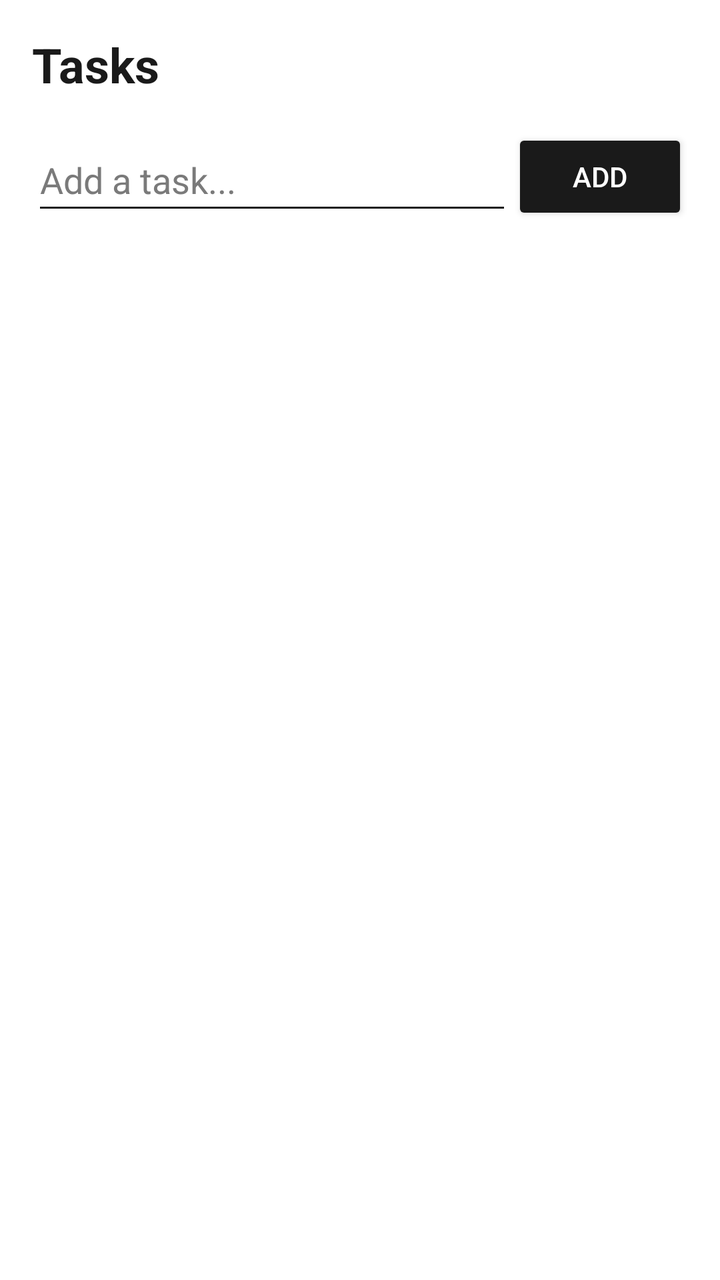
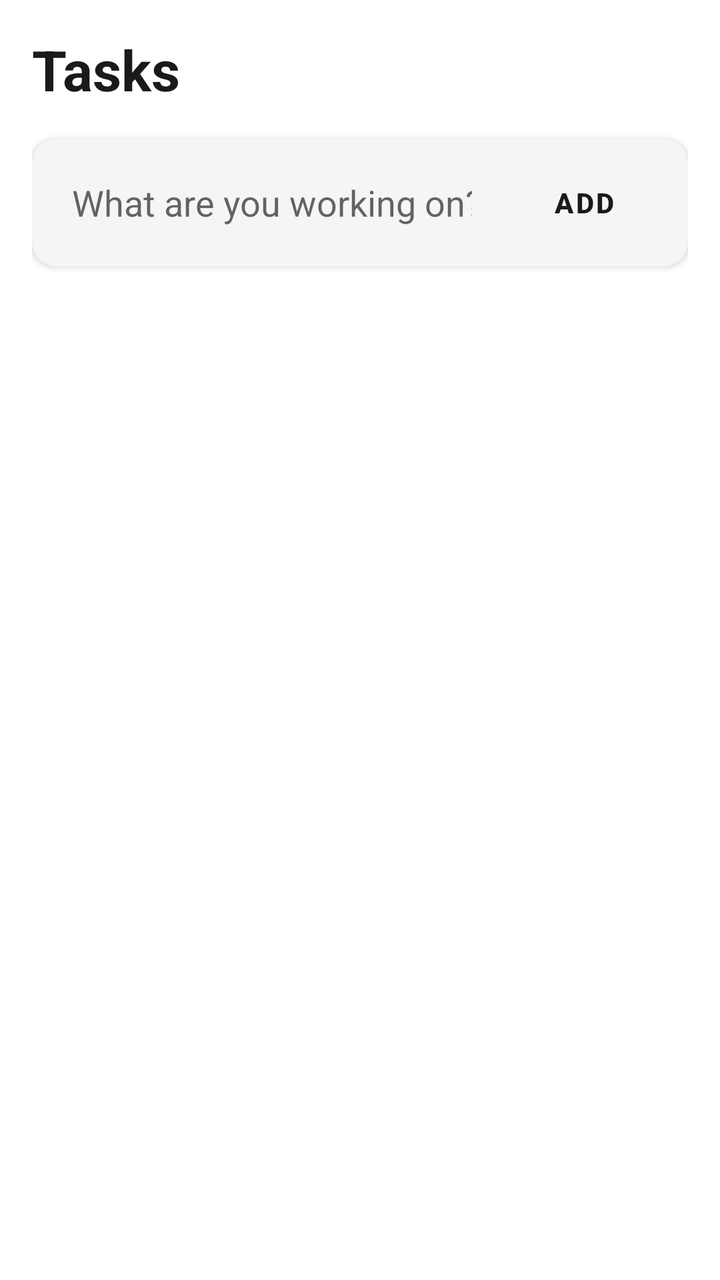

Two renders of the same Android screen: before a commit and after it. Below are the layout's source before the change and the commit's diff.
<!-- AndroidManifest.xml: application theme Theme.Student_Pomodoro -->
<!-- res/layout/fragment_tasks.xml -->
<?xml version="1.0" encoding="utf-8"?>
<androidx.constraintlayout.widget.ConstraintLayout xmlns:android="http://schemas.android.com/apk/res/android"
    xmlns:app="http://schemas.android.com/apk/res-auto"
    android:layout_width="match_parent"
    android:layout_height="match_parent"
    android:background="?android:colorBackground"
    android:padding="16dp">

    <TextView
        android:id="@+id/tasks_title"
        android:layout_width="wrap_content"
        android:layout_height="wrap_content"
        android:text="Tasks"
        android:textColor="?colorPrimary"
        android:textSize="24sp"
        android:textStyle="bold"
        app:layout_constraintStart_toStartOf="parent"
        app:layout_constraintTop_toTopOf="parent" />

    <EditText
        android:id="@+id/input_field"
        android:layout_width="0dp"
        android:layout_height="48dp"
        android:hint="Add a task..."
        android:textColorHint="?colorTertiary"
        android:textColor="?colorPrimary"
        android:backgroundTint="?colorPrimary"
        android:layout_marginTop="16dp"
        android:inputType="text"
        app:layout_constraintEnd_toStartOf="@id/add_button"
        app:layout_constraintStart_toStartOf="parent"
        app:layout_constraintTop_toBottomOf="@id/tasks_title" />

    <Button
        android:id="@+id/add_button"
        android:layout_width="wrap_content"
        android:layout_height="48dp"
        android:text="Add"
        android:textColor="?colorOnPrimary"
        android:backgroundTint="?colorPrimary"
        app:layout_constraintEnd_toEndOf="parent"
        app:layout_constraintTop_toTopOf="@id/input_field"
        app:layout_constraintBottom_toBottomOf="@id/input_field" />

    <ListView
        android:id="@+id/task_list"
        android:layout_width="0dp"
        android:layout_height="0dp"
        android:layout_marginTop="16dp"
        app:layout_constraintBottom_toBottomOf="parent"
        app:layout_constraintEnd_toEndOf="parent"
        app:layout_constraintStart_toStartOf="parent"
        app:layout_constraintTop_toBottomOf="@id/input_field" />

</androidx.constraintlayout.widget.ConstraintLayout>
<!-- resources referenced by this layout -->
<resources>
  <style name="Theme.Student_Pomodoro" parent="Theme.MaterialComponents.DayNight.NoActionBar">
          <item name="colorPrimary">@color/ink_primary</item>
          <item name="colorPrimaryVariant">@color/ink_secondary</item>
          <item name="colorOnPrimary">@color/ink_white</item>
          <item name="colorSecondary">@color/ink_secondary</item>
          <item name="colorSecondaryVariant">@color/ink_tertiary</item>
          <item name="colorOnSecondary">@color/ink_white</item>
          <item name="colorTertiary">@color/ink_tertiary</item>
          <item name="android:colorBackground">@color/ink_background</item>
          <item name="colorSurface">@color/ink_surface</item>
          <item name="android:statusBarColor">@color/ink_background</item>
          <item name="android:windowLightStatusBar">true</item>
          <item name="android:navigationBarColor">@color/ink_background</item>
      </style>
  <color name="ink_primary">#1A1A1A</color>
  <color name="ink_secondary">#4A4A4A</color>
  <color name="ink_white">#FFFFFFFF</color>
  <color name="ink_tertiary">#7A7A7A</color>
  <color name="ink_background">#FFFFFF</color>
  <color name="ink_surface">#f5f5f5</color>
</resources>

<!-- the commit's change to res/layout/fragment_tasks.xml (unified diff, before → after) -->
@@ -11,45 +11,69 @@
         android:layout_width="wrap_content"
         android:layout_height="wrap_content"
         android:text="Tasks"
-        android:textColor="?colorPrimary"
-        android:textSize="24sp"
+        android:textColor="?attr/colorPrimary"
+        android:textSize="28sp"
         android:textStyle="bold"
         app:layout_constraintStart_toStartOf="parent"
         app:layout_constraintTop_toTopOf="parent" />
 
-    <EditText
-        android:id="@+id/input_field"
+    <com.google.android.material.card.MaterialCardView
+        android:id="@+id/add_task_card"
         android:layout_width="0dp"
-        android:layout_height="48dp"
-        android:hint="Add a task..."
-        android:textColorHint="?colorTertiary"
-        android:textColor="?colorPrimary"
-        android:backgroundTint="?colorPrimary"
+        android:layout_height="wrap_content"
         android:layout_marginTop="16dp"
-        android:inputType="text"
-        app:layout_constraintEnd_toStartOf="@id/add_button"
+        app:cardCornerRadius="12dp"
+        app:cardElevation="2dp"
+        app:layout_constraintEnd_toEndOf="parent"
         app:layout_constraintStart_toStartOf="parent"
-        app:layout_constraintTop_toBottomOf="@id/tasks_title" />
+        app:layout_constraintTop_toBottomOf="@id/tasks_title">
 
-    <Button
-        android:id="@+id/add_button"
-        android:layout_width="wrap_content"
-        android:layout_height="48dp"
-        android:text="Add"
-        android:textColor="?colorOnPrimary"
-        android:backgroundTint="?colorPrimary"
-        app:layout_constraintEnd_toEndOf="parent"
-        app:layout_constraintTop_toTopOf="@id/input_field"
-        app:layout_constraintBottom_toBottomOf="@id/input_field" />
+        <androidx.constraintlayout.widget.ConstraintLayout
+            android:layout_width="match_parent"
+            android:layout_height="wrap_content"
+            android:padding="8dp">
 
-    <ListView
+            <EditText
+                android:id="@+id/input_field"
+                android:layout_width="0dp"
+                android:layout_height="wrap_content"
+                android:background="@android:color/transparent"
+                android:hint="What are you working on?"
+                android:inputType="text"
+                android:minHeight="48dp"
+                android:paddingStart="12dp"
+                android:paddingEnd="12dp"
+                app:layout_constraintBottom_toBottomOf="parent"
+                app:layout_constraintEnd_toStartOf="@id/add_button"
+                app:layout_constraintStart_toStartOf="parent"
+                app:layout_constraintTop_toTopOf="parent" />
+
+            <com.google.android.material.button.MaterialButton
+                android:id="@+id/add_button"
+                style="@style/Widget.MaterialComponents.Button.TextButton"
+                android:layout_width="wrap_content"
+                android:layout_height="wrap_content"
+                android:text="Add"
+                android:textColor="?attr/colorPrimary"
+                android:textStyle="bold"
+                app:layout_constraintBottom_toBottomOf="parent"
+                app:layout_constraintEnd_toEndOf="parent"
+                app:layout_constraintTop_toTopOf="parent" />
+
+        </androidx.constraintlayout.widget.ConstraintLayout>
+    </com.google.android.material.card.MaterialCardView>
+
+    <androidx.recyclerview.widget.RecyclerView
         android:id="@+id/task_list"
         android:layout_width="0dp"
         android:layout_height="0dp"
         android:layout_marginTop="16dp"
+        android:clipToPadding="false"
+        android:paddingBottom="80dp"
+        app:layoutManager="androidx.recyclerview.widget.LinearLayoutManager"
         app:layout_constraintBottom_toBottomOf="parent"
         app:layout_constraintEnd_toEndOf="parent"
         app:layout_constraintStart_toStartOf="parent"
-        app:layout_constraintTop_toBottomOf="@id/input_field" />
+        app:layout_constraintTop_toBottomOf="@id/add_task_card" />
 
 </androidx.constraintlayout.widget.ConstraintLayout>
